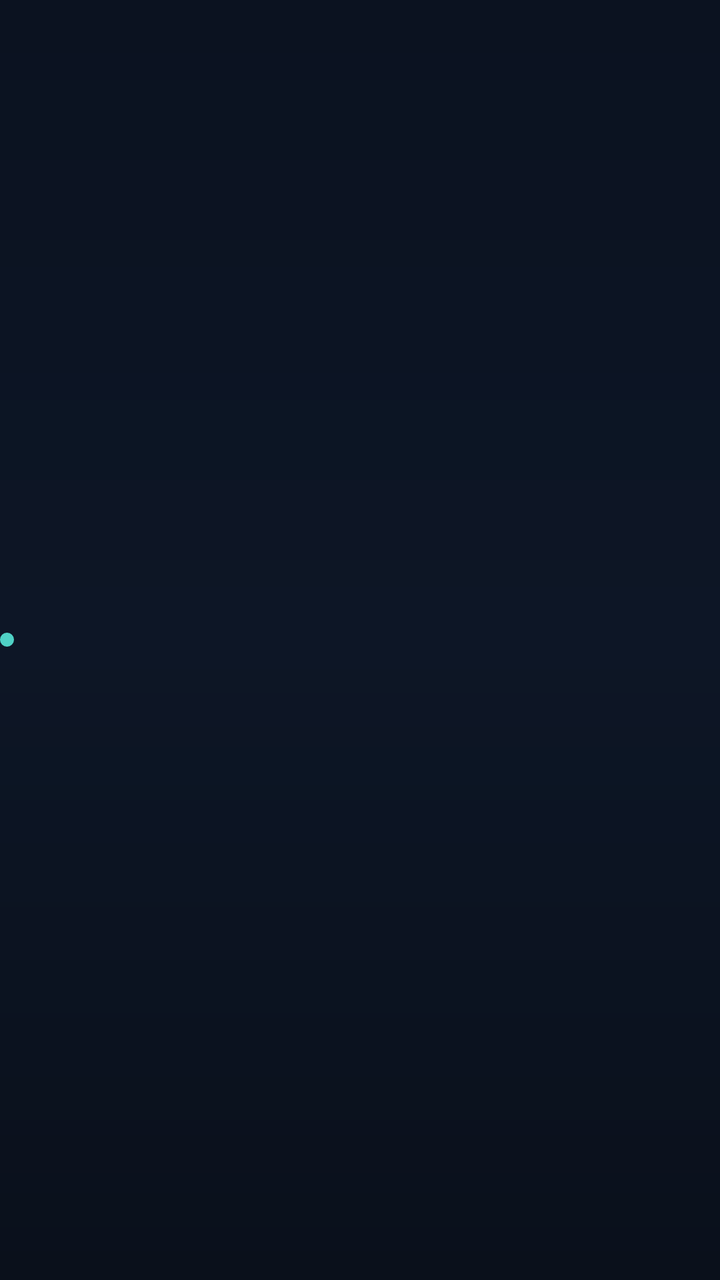
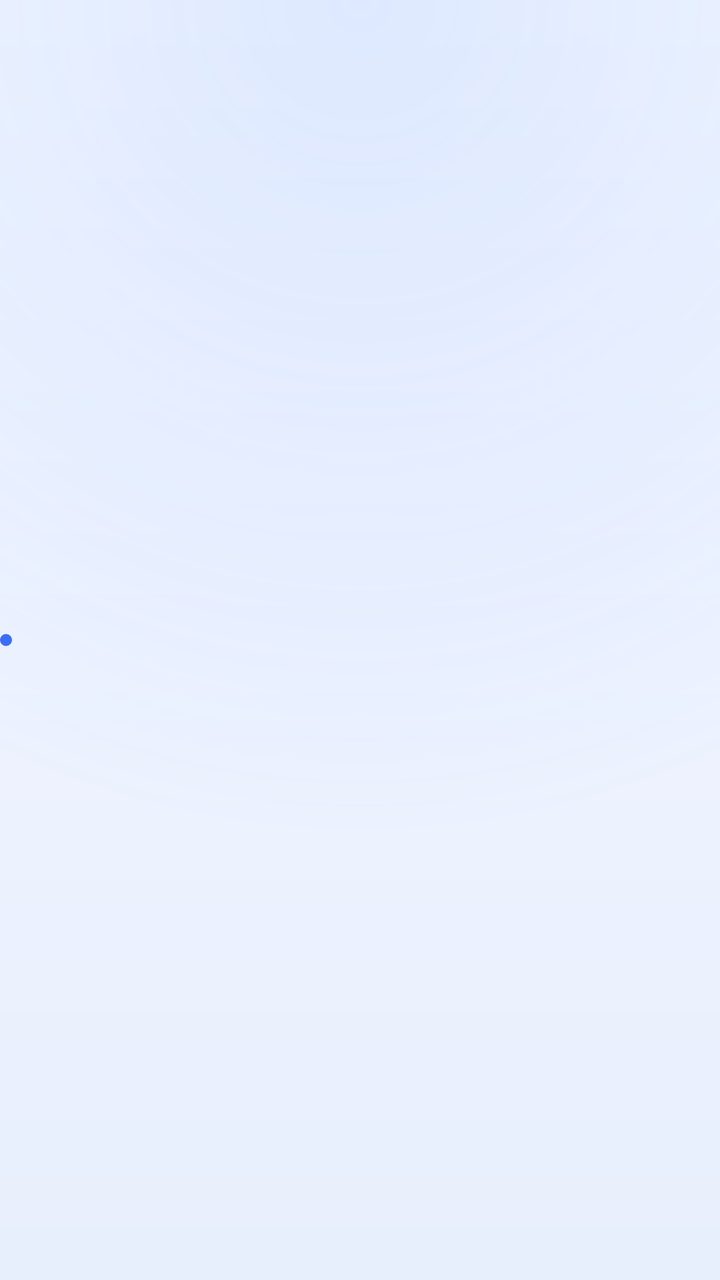

Compare the two renders of this Android layout. The source of the first and the diff that turns it into the second are given below.
<!-- AndroidManifest.xml: application theme Theme.Nightwatch -->
<!-- res/layout/row_history.xml -->
<?xml version="1.0" encoding="utf-8"?>
<LinearLayout xmlns:android="http://schemas.android.com/apk/res/android"
    android:layout_width="match_parent"
    android:layout_height="wrap_content"
    android:gravity="center_vertical"
    android:orientation="horizontal"
    android:paddingTop="11dp"
    android:paddingBottom="11dp">

    <View
        android:id="@+id/dot"
        android:layout_width="7dp"
        android:layout_height="7dp"
        android:background="@drawable/dot" />

    <LinearLayout
        android:layout_width="0dp"
        android:layout_height="wrap_content"
        android:layout_marginStart="10dp"
        android:layout_weight="1"
        android:orientation="vertical">

        <TextView
            android:id="@+id/tvDetail"
            android:layout_width="match_parent"
            android:layout_height="wrap_content"
            android:textColor="@color/text"
            android:textSize="13sp" />

        <TextView
            android:id="@+id/tvTime"
            android:layout_width="match_parent"
            android:layout_height="wrap_content"
            android:layout_marginTop="2dp"
            android:textColor="@color/muted_dim"
            android:textSize="11sp" />
    </LinearLayout>
</LinearLayout>
<!-- resources referenced by this layout -->
<resources>
  <color name="muted_dim">#5F7396</color>
  <color name="text">#E8EEF9</color>
  <!-- drawable dot (drawable) -->
  <?xml version="1.0" encoding="utf-8"?>
  <shape xmlns:android="http://schemas.android.com/apk/res/android" android:shape="oval">
      <solid android:color="#4FD1C5" />
  </shape>
  <style name="Theme.Nightwatch" parent="Theme.Material3.Dark.NoActionBar">
          <item name="colorPrimary">@color/primary</item>
          <item name="colorOnPrimary">@color/onPrimary</item>
          <item name="colorSecondary">@color/amber</item>
          <item name="colorOnSecondary">#241A05</item>
          <item name="android:colorBackground">@color/bg</item>
          <item name="colorSurface">@color/surface</item>
          <item name="colorOnSurface">@color/text</item>
          <item name="colorError">@color/danger</item>
          <item name="android:windowBackground">@drawable/bg_window</item>
          <item name="android:statusBarColor">@android:color/transparent</item>
          <item name="android:navigationBarColor">@color/bg</item>
          <item name="android:windowLightStatusBar">false</item>
          <item name="android:forceDarkAllowed" tools:targetApi="q">false</item>
      </style>
  <color name="primary">#4FD1C5</color>
  <color name="onPrimary">#04231F</color>
  <color name="amber">#F6C177</color>
  <color name="bg">#0B1220</color>
  <color name="surface">#151F35</color>
  <color name="danger">#FF6B6B</color>
  <!-- drawable bg_window (drawable) -->
  <?xml version="1.0" encoding="utf-8"?>
  <shape xmlns:android="http://schemas.android.com/apk/res/android">
      <gradient
          android:angle="270"
          android:startColor="#0B1220"
          android:centerColor="#0D1626"
          android:endColor="#0A101B"
          android:type="linear" />
  </shape>
</resources>

<!-- the commit's change to res/layout/row_history.xml (unified diff, before → after) -->
@@ -4,19 +4,19 @@
     android:layout_height="wrap_content"
     android:gravity="center_vertical"
     android:orientation="horizontal"
-    android:paddingTop="11dp"
-    android:paddingBottom="11dp">
+    android:paddingTop="12dp"
+    android:paddingBottom="12dp">
 
     <View
         android:id="@+id/dot"
-        android:layout_width="7dp"
-        android:layout_height="7dp"
+        android:layout_width="6dp"
+        android:layout_height="6dp"
         android:background="@drawable/dot" />
 
     <LinearLayout
         android:layout_width="0dp"
         android:layout_height="wrap_content"
-        android:layout_marginStart="10dp"
+        android:layout_marginStart="12dp"
         android:layout_weight="1"
         android:orientation="vertical">
 
@@ -24,6 +24,7 @@
             android:id="@+id/tvDetail"
             android:layout_width="match_parent"
             android:layout_height="wrap_content"
+            android:lineSpacingExtra="2dp"
             android:textColor="@color/text"
             android:textSize="13sp" />
 
@@ -31,8 +32,9 @@
             android:id="@+id/tvTime"
             android:layout_width="match_parent"
             android:layout_height="wrap_content"
-            android:layout_marginTop="2dp"
+            android:layout_marginTop="3dp"
+            android:fontFamily="monospace"
             android:textColor="@color/muted_dim"
-            android:textSize="11sp" />
+            android:textSize="10sp" />
     </LinearLayout>
 </LinearLayout>
<!-- resource entries referenced after the edit -->
@@ -1,17 +1,16 @@
 <!-- resources referenced by this layout -->
 <resources>
-  <color name="muted_dim">#5F7396</color>
-  <color name="text">#E8EEF9</color>
+  <color name="muted_dim">#8A99B8</color>
+  <color name="text">#101A33</color>
   <!-- drawable dot (drawable) -->
   <?xml version="1.0" encoding="utf-8"?>
   <shape xmlns:android="http://schemas.android.com/apk/res/android" android:shape="oval">
-      <solid android:color="#4FD1C5" />
+      <solid android:color="@color/primary" />
   </shape>
-  <style name="Theme.Nightwatch" parent="Theme.Material3.Dark.NoActionBar">
+  <style name="Theme.Nightwatch" parent="Theme.Material3.DayNight.NoActionBar">
           <item name="colorPrimary">@color/primary</item>
           <item name="colorOnPrimary">@color/onPrimary</item>
-          <item name="colorSecondary">@color/amber</item>
-          <item name="colorOnSecondary">#241A05</item>
+          <item name="colorSecondary">@color/secondary</item>
           <item name="android:colorBackground">@color/bg</item>
           <item name="colorSurface">@color/surface</item>
           <item name="colorOnSurface">@color/text</item>
@@ -19,24 +18,43 @@
           <item name="android:windowBackground">@drawable/bg_window</item>
           <item name="android:statusBarColor">@android:color/transparent</item>
           <item name="android:navigationBarColor">@color/bg</item>
-          <item name="android:windowLightStatusBar">false</item>
+          <item name="android:windowLightStatusBar">true</item>
           <item name="android:forceDarkAllowed" tools:targetApi="q">false</item>
       </style>
-  <color name="primary">#4FD1C5</color>
-  <color name="onPrimary">#04231F</color>
-  <color name="amber">#F6C177</color>
-  <color name="bg">#0B1220</color>
-  <color name="surface">#151F35</color>
-  <color name="danger">#FF6B6B</color>
+  <color name="primary">#3B6EF6</color>
+  <color name="onPrimary">#FFFFFF</color>
+  <color name="secondary">#7C4DFF</color>
+  <color name="bg">#F4F7FF</color>
+  <color name="surface">#FFFFFF</color>
+  <color name="danger">#DC2626</color>
   <!-- drawable bg_window (drawable) -->
   <?xml version="1.0" encoding="utf-8"?>
-  <shape xmlns:android="http://schemas.android.com/apk/res/android">
-      <gradient
-          android:angle="270"
-          android:startColor="#0B1220"
-          android:centerColor="#0D1626"
-          android:endColor="#0A101B"
-          android:type="linear" />
-  </shape>
+  <layer-list xmlns:android="http://schemas.android.com/apk/res/android">
+      <item>
+          <shape>
+              <gradient
+                  android:angle="270"
+                  android:startColor="@color/window_top"
+                  android:centerColor="@color/window_mid"
+                  android:endColor="@color/window_bottom"
+                  android:type="linear" />
+          </shape>
+      </item>
+      <item android:gravity="top">
+          <shape>
+              <gradient
+                  android:type="radial"
+                  android:gradientRadius="420dp"
+                  android:centerX="0.5"
+                  android:centerY="0.0"
+                  android:startColor="@color/window_glow"
+                  android:endColor="@android:color/transparent" />
+          </shape>
+      </item>
+  </layer-list>
+  <color name="window_top">#F7FAFF</color>
+  <color name="window_mid">#EEF3FF</color>
+  <color name="window_bottom">#E8EFFC</color>
+  <color name="window_glow">#264F8CFF</color>
 </resources>
 
